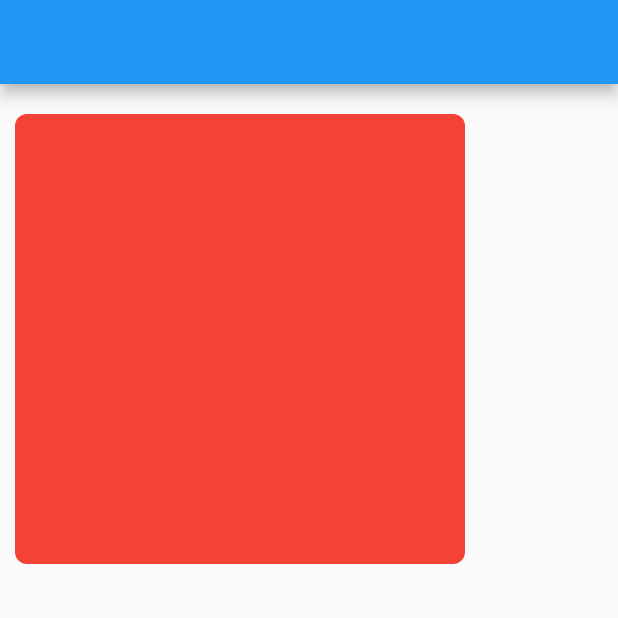
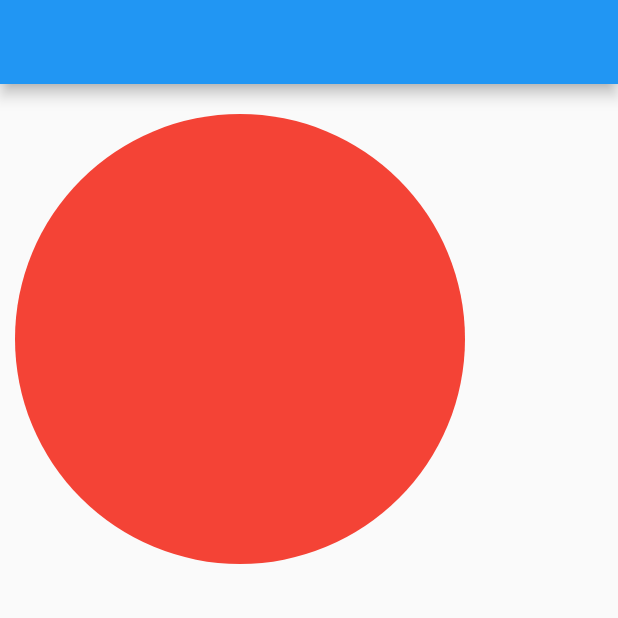
Before and after one commit to i-Senku/XuXu-UI, a Flutter app: the screen it shows after launch, on a phone screen of 412 x 824 dp, the top half of it. Run offline on Flutter 3.47's test engine with Material 2 defaults, Android fonts, the phone set to English and light mode, and no system bars.

Commit message:
changed xubox_decoration

```diff
--- a/example/lib/main.dart
+++ b/example/lib/main.dart
@@ -20,11 +20,8 @@ class _MyAppState extends State<MyApp> {
     return Scaffold(
         appBar: AppBar(),
         body: XuVStack([
-          XuBox()
-              .decoration(XuBoxDecoration().radiusAll().color(Colors.red))
-              .marginOnly(left: 10, top: 20)
-              .size(height: 300, width: 300)
-              .create()
+          XuBox().decoration(XuBoxDecoration().color(Colors.red).shape(BoxShape.circle))
+              .marginOnly(left: 10, top: 20).size(height: 300, width: 300).create()
         ]).crossAxis(CrossAxisAlignment.center).create());
   }
 }
--- a/lib/src/widgets/xubox/xubox_decoration.dart
+++ b/lib/src/widgets/xubox/xubox_decoration.dart
@@ -5,11 +5,24 @@ class XuBoxDecoration extends XuDecorationBuilder<BoxDecoration> {
   Color _color;
   BorderRadius _borderRadius;
   LinearGradient _linearGradient;
+  BoxShape _shape = BoxShape.rectangle;
+  BlendMode _backgroundBlendMode;
+  BoxBorder _border;
+  List<BoxShadow> _boxShadow;
+  DecorationImage _image;
 
   @override
   BoxDecoration create() {
     return BoxDecoration(
-        color: _color, borderRadius: _borderRadius, gradient: _linearGradient);
+        color: _color,
+        borderRadius: _borderRadius,
+        gradient: _linearGradient,
+        shape: _shape,
+        backgroundBlendMode: _backgroundBlendMode,
+        border: _border,
+        boxShadow: _boxShadow,
+        image: _image
+        );
   }
 
   XuBoxDecoration color(Color color) => this.._color = color;
@@ -34,7 +47,10 @@ class XuBoxDecoration extends XuDecorationBuilder<BoxDecoration> {
           AlignmentGeometry end = Alignment.centerRight}) =>
       this.._linearGradient = LinearGradient(begin: begin,end: end,colors: colors);
 
-
-
+  XuBoxDecoration shape(BoxShape shape) => this.._shape = shape;
+  XuBoxDecoration backgroundBlendMode(BlendMode blendMode) => this.._backgroundBlendMode = blendMode;
+  XuBoxDecoration border(BoxBorder border) => this.._border = border;
+  XuBoxDecoration boxShadow(List<BoxShadow> boxShadow) => this.._boxShadow = boxShadow;
+  XuBoxDecoration image(DecorationImage image) => this.._image = image;
 
 }
```
